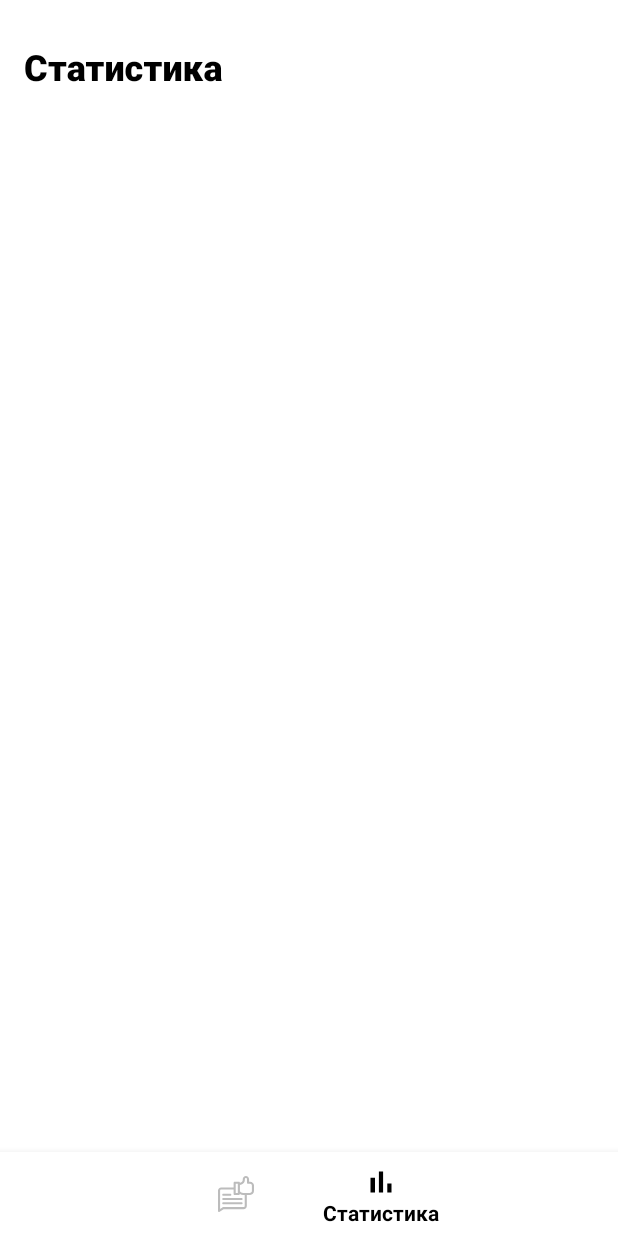
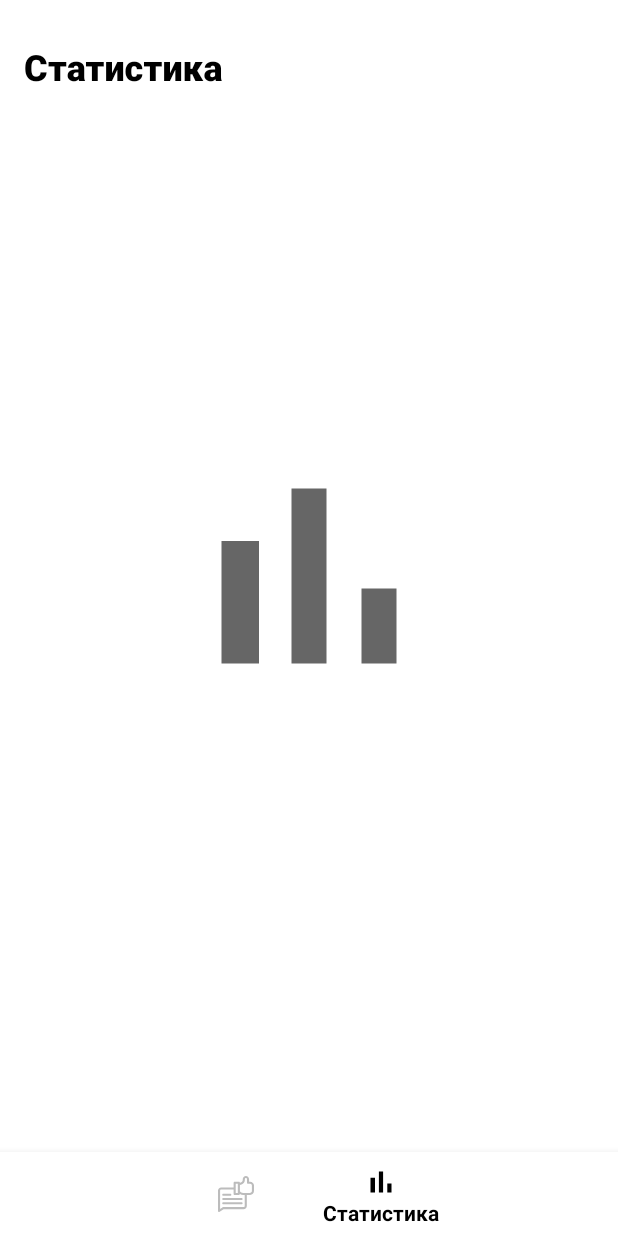
Before and after one commit to Barboskin/SberOnlineBarboski, an Android app: the screen it shows after launch (MainActivity), item 2 of the bottom bar chosen, on a phone screen of 412 x 824 dp. Run offline under Robolectric (Android 15) with nearby library versions, the phone set to English and light mode, and no system bars; our stand-ins replace RxJava, Shimmer; libraries missing offline, so code that uses them is left out: com.jakewharton.rxrelay2; 2 statements that could not run were skipped.

Commit message:
add statistics shimmer

```diff
--- a/Code/App/app/src/main/res/layout/fragment_statistics.xml
+++ b/Code/App/app/src/main/res/layout/fragment_statistics.xml
@@ -1,6 +1,5 @@
 <androidx.coordinatorlayout.widget.CoordinatorLayout xmlns:android="http://schemas.android.com/apk/res/android"
     xmlns:app="http://schemas.android.com/apk/res-auto"
-    xmlns:tools="http://schemas.android.com/tools"
     android:layout_width="match_parent"
     android:layout_height="match_parent">
 
@@ -31,16 +30,19 @@
 
     </com.google.android.material.appbar.AppBarLayout>
 
-    <androidx.recyclerview.widget.RecyclerView
-        android:id="@+id/recycler"
+    <com.facebook.shimmer.ShimmerFrameLayout
         android:layout_width="match_parent"
         android:layout_height="match_parent"
-        android:clipToPadding="false"
-        android:overScrollMode="never"
-        android:paddingTop="16dp"
-        app:layoutManager="androidx.recyclerview.widget.LinearLayoutManager"
-        android:orientation="vertical"
-        app:layout_behavior="@string/appbar_scrolling_view_behavior"
-        tools:listitem="@layout/item_team" />
+        android:layout_gravity="center"
+        app:shimmer_duration="@integer/shimmer_duration">
+
+        <ImageView
+            android:layout_width="200dp"
+            android:layout_height="200dp"
+            android:layout_gravity="center"
+            android:src="@drawable/ic_statistics" />
+
+    </com.facebook.shimmer.ShimmerFrameLayout>
+
 
 </androidx.coordinatorlayout.widget.CoordinatorLayout>
--- a/Code/App/app/src/main/res/layout/item_review_shimmer.xml
+++ b/Code/App/app/src/main/res/layout/item_review_shimmer.xml
@@ -3,6 +3,7 @@
     xmlns:app="http://schemas.android.com/apk/res-auto"
     android:layout_width="match_parent"
     android:layout_height="wrap_content"
+    app:shimmer_duration="@integer/shimmer_duration"
     android:padding="16dp">
 
     <androidx.constraintlayout.widget.ConstraintLayout
--- a/Code/App/app/src/main/res/layout/item_team_shimmer.xml
+++ b/Code/App/app/src/main/res/layout/item_team_shimmer.xml
@@ -3,6 +3,7 @@
     xmlns:app="http://schemas.android.com/apk/res-auto"
     android:layout_width="match_parent"
     android:layout_height="wrap_content"
+    app:shimmer_duration="@integer/shimmer_duration"
     android:padding="16dp">
 
     <androidx.constraintlayout.widget.ConstraintLayout
--- /dev/null
+++ b/Code/App/app/src/main/res/values/values.xml
@@ -0,0 +1,5 @@
+<?xml version="1.0" encoding="utf-8"?>
+<resources>
+
+    <integer name="shimmer_duration">2000</integer>
+</resources>
```
